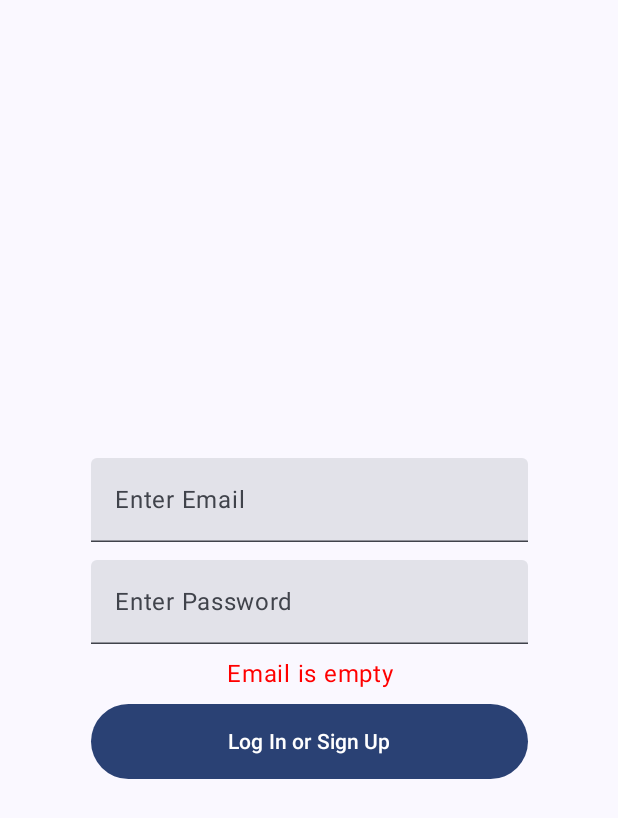
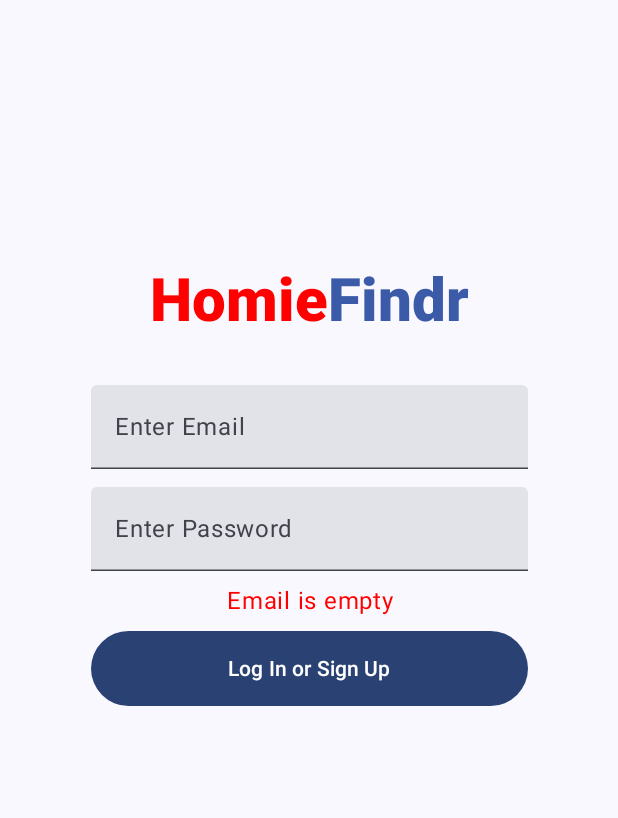
Before and after one commit to ParkerB77/HomieFindr, an Android app built with Jetpack Compose: the screen it shows after launch (MainActivity), after a tap on "Log In or Sign Up", on a phone screen of 412 x 824 dp. Shown: the top 818 px of the screen. Run offline under Robolectric (Android 15) with nearby library versions, the phone set to English and light mode, and no system bars; our stand-ins replace Firebase (no records; nobody signed in at launch, a user with empty details on screens opened directly).

Commit message:
login page

```diff
--- a/app/src/main/java/com/cs407/homiefindr/ui/screen/LoginPage.kt
+++ b/app/src/main/java/com/cs407/homiefindr/ui/screen/LoginPage.kt
@@ -1,5 +1,5 @@
 package com.cs407.homiefindr.ui.screen
-import androidx.compose.foundation.layout.Arrangement
+
 import androidx.compose.foundation.layout.Column
 import androidx.compose.foundation.layout.Spacer
 import androidx.compose.foundation.layout.fillMaxSize
@@ -8,6 +8,7 @@ import androidx.compose.foundation.layout.height
 import androidx.compose.foundation.layout.padding
 import androidx.compose.foundation.text.KeyboardOptions
 import androidx.compose.material3.Button
+import androidx.compose.material3.MaterialTheme
 import androidx.compose.material3.Text
 import androidx.compose.material3.TextField
 import androidx.compose.runtime.Composable
@@ -20,24 +21,58 @@ import androidx.compose.ui.Modifier
 import androidx.compose.ui.graphics.Color
 import androidx.compose.ui.platform.LocalContext
 import androidx.compose.ui.res.stringResource
+import androidx.compose.ui.text.SpanStyle
+import androidx.compose.ui.text.buildAnnotatedString
+import androidx.compose.ui.text.font.FontWeight
 import androidx.compose.ui.text.input.KeyboardType
 import androidx.compose.ui.text.input.PasswordVisualTransformation
 import androidx.compose.ui.text.style.TextAlign
+import androidx.compose.ui.text.withStyle
 import androidx.compose.ui.unit.dp
+import androidx.compose.ui.unit.sp
 import com.cs407.homiefindr.R
 import com.cs407.homiefindr.data.auth.*
 import com.cs407.homiefindr.data.auth.UserState
 import com.google.firebase.Firebase
 import com.google.firebase.auth.auth
 
-//Create composables for ErrorText, userEmail, userPassword, and LogInSignUpButton
-//Handle onclick function for LogInSignUpButton
+// Colored app title composable
+@Composable
+private fun BrandTitle(modifier: Modifier = Modifier) {
+    val title = buildAnnotatedString {
+        withStyle(SpanStyle(color = Color.Red)) {
+            append("Homie")
+        }
+        withStyle(SpanStyle(color = Color(0xFF3B5BA9))) {
+            append("Findr")
+        }
+    }
+
+    Text(
+        text = title,
+        style = MaterialTheme.typography.headlineLarge.copy(
+            fontSize = 40.sp,
+            fontWeight = FontWeight.Black
+        ),
+        textAlign = TextAlign.Center,
+        modifier = modifier.fillMaxWidth()
+    )
+}
+
+// Error text
 @Composable
 fun ErrorText(error: String?, modifier: Modifier = Modifier) {
-    if (error != null)
-        Text(text = error, color = Color.Red, textAlign = TextAlign.Center,modifier = modifier.fillMaxWidth())
+    if (error != null) {
+        Text(
+            text = error,
+            color = Color.Red,
+            textAlign = TextAlign.Center,
+            modifier = modifier.fillMaxWidth()
+        )
+    }
 }
 
+// Email field
 @Composable
 fun userEmail(
     value: String,
@@ -54,10 +89,13 @@ fun userEmail(
     )
 }
 
+// Password field
 @Composable
-fun userPassword(value: String,
-                 onValueChange: (String) -> Unit,
-                 modifier: Modifier = Modifier){
+fun userPassword(
+    value: String,
+    onValueChange: (String) -> Unit,
+    modifier: Modifier = Modifier
+) {
     TextField(
         value = value,
         onValueChange = onValueChange,
@@ -67,9 +105,9 @@ fun userPassword(value: String,
         visualTransformation = PasswordVisualTransformation(),
         modifier = modifier.fillMaxWidth(0.8f)
     )
-
 }
 
+// Login / Signup button
 @Composable
 fun LogInSignUpButton(
     email: String,
@@ -78,12 +116,10 @@ fun LogInSignUpButton(
     onError: (String) -> Unit,
     modifier: Modifier = Modifier
 ) {
-
     val res = LocalContext.current.resources
 
     Button(
         onClick = {
-
             when (checkEmail(email.trim())) {
                 EmailResult.Empty -> {
                     onError(res.getString(R.string.email_is_empty)); return@Button
@@ -91,7 +127,7 @@ fun LogInSignUpButton(
                 EmailResult.Invalid -> {
                     onError(res.getString(R.string.invalid_email_format)); return@Button
                 }
-                EmailResult.Valid -> { /* 继续校验密码 */ }
+                EmailResult.Valid -> { /* continue */ }
             }
 
             when (checkPassword(password)) {
@@ -102,7 +138,6 @@ fun LogInSignUpButton(
                 PasswordResult.Invalid ->
                     onError(res.getString(R.string.password_requirements))
                 PasswordResult.Valid -> {
-
                     signIn(
                         email = email.trim(),
                         password = password,
@@ -110,7 +145,7 @@ fun LogInSignUpButton(
                             val u = Firebase.auth.currentUser
                             val state = UserState(
                                 id = 0,
-                                name = u?.displayName.orEmpty(),   // 👈 use Firebase displayName (may be "")
+                                name = u?.displayName.orEmpty(),
                                 uid = u?.uid.orEmpty()
                             )
                             onSuccess(state)
@@ -128,40 +163,39 @@ fun LogInSignUpButton(
     }
 }
 
-
-
+// Full screen
 @Composable
 fun LoginPage(
-
     modifier: Modifier = Modifier,
     loginButtonClick: (UserState) -> Unit = {}
 ) {
     var email by remember { mutableStateOf("") }
     var password by remember { mutableStateOf("") }
     var error by remember { mutableStateOf<String?>(null) }
-    val context = LocalContext.current
-    val res = context.resources
-
 
     Column(
         modifier = modifier
             .fillMaxSize()
             .padding(horizontal = 24.dp),
-        verticalArrangement = Arrangement.Center,
         horizontalAlignment = Alignment.CenterHorizontally
     ) {
+        // push title down from the top
+        Spacer(modifier = Modifier.weight(1f))
+
+        BrandTitle()
+
+        Spacer(modifier = Modifier.height(32.dp))
+
         userEmail(
             value = email,
-            onValueChange = { email = it },
-            modifier = Modifier
+            onValueChange = { email = it }
         )
 
         Spacer(modifier = Modifier.height(12.dp))
 
         userPassword(
             value = password,
-            onValueChange = { password = it },
-            modifier = Modifier
+            onValueChange = { password = it }
         )
 
         Spacer(modifier = Modifier.height(8.dp))
@@ -181,5 +215,8 @@ fun LoginPage(
                 error = msg
             }
         )
+
+        // push the form up from the very bottom
+        Spacer(modifier = Modifier.weight(2f))
     }
 }
```
